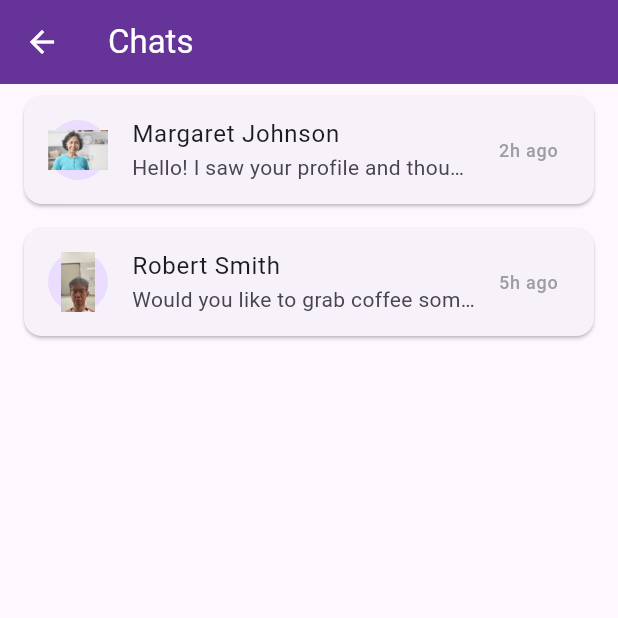
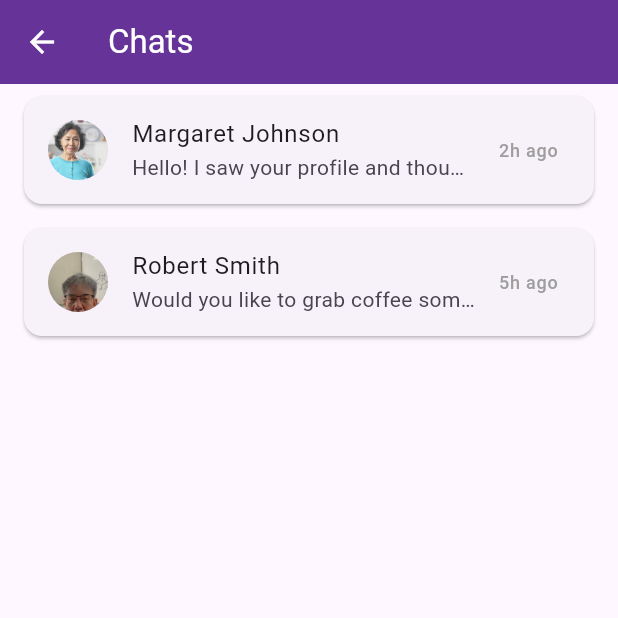
Before and after one commit to owen-ho/elderizz, a Flutter app: the ChatPage screen opened directly, on a phone screen of 412 x 824 dp, the top half of it. Run offline on Flutter 3.47's test engine with Material 3 defaults, Android fonts, the phone set to English and light mode, and no system bars; our stand-ins replace supabase_flutter; accounts and stored records are empty.

```diff
--- a/lib/main.dart
+++ b/lib/main.dart
@@ -430,7 +430,9 @@ class DataService {
       // Try to get users from Supabase
       final users = await SupabaseService.getDiscoverableUsers();
       if (users.isNotEmpty) {
-        return users.cast<UserModel>();
+        // TODO: Make sample users so dont need sample
+        //return users.cast<UserModel>();
+        return [...getSampleUsers(), ...users.cast<UserModel>()];
       }
     } catch (e) {
       print('Error fetching users from Supabase: $e');
@@ -549,7 +551,10 @@ class _ExplorePageState extends State<ExplorePage> {
                               gradient: LinearGradient(
                                 begin: Alignment.topLeft,
                                 end: Alignment.bottomRight,
-                                colors: [getMaterialColor(appTheme).shade50, Colors.white],
+                                colors: [
+                                  getMaterialColor(appTheme).shade50,
+                                  Colors.white,
+                                ],
                               ),
                             ),
                             child: Column(
@@ -619,7 +624,9 @@ class _ExplorePageState extends State<ExplorePage> {
                                                 return Chip(
                                                   label: Text(interest.name),
                                                   backgroundColor:
-                                                      getMaterialColor(appTheme).shade100,
+                                                      getMaterialColor(
+                                                        appTheme,
+                                                      ).shade100,
                                                 );
                                               })
                                               .toList(),
@@ -1053,7 +1060,7 @@ class _ChatPageState extends State<ChatPage> {
                   ),
                   child: ListTile(
                     leading: CircleAvatar(
-                      child: Image.asset(sender.profileImage),
+                      foregroundImage: AssetImage(sender.profileImage),
                     ),
                     title: Text(sender.name),
                     subtitle: Text(
@@ -1205,7 +1212,7 @@ class _ChatDetailPageState extends State<ChatDetailPage> {
       appBar: AppBar(
         title: Row(
           children: [
-            CircleAvatar(child: Image.asset(widget.user.profileImage)),
+            CircleAvatar(foregroundImage: AssetImage(widget.user.profileImage)),
             const SizedBox(width: 10),
             Column(
               crossAxisAlignment: CrossAxisAlignment.start,
@@ -1485,7 +1492,9 @@ class _ProfilePageState extends State<ProfilePage> {
                           ) {
                             return Chip(
                               label: Text(interest.name),
-                              backgroundColor: getMaterialColor(appTheme).shade100,
+                              backgroundColor: getMaterialColor(
+                                appTheme,
+                              ).shade100,
                             );
                           }).toList(),
                         ),
```
